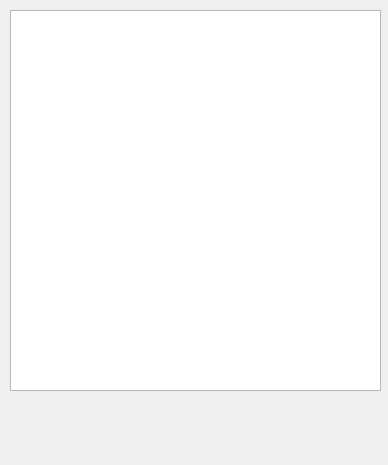
Qt form Pharmacy/medicines/medicinesform.ui (kokos34/Pharmacy) before a commit.
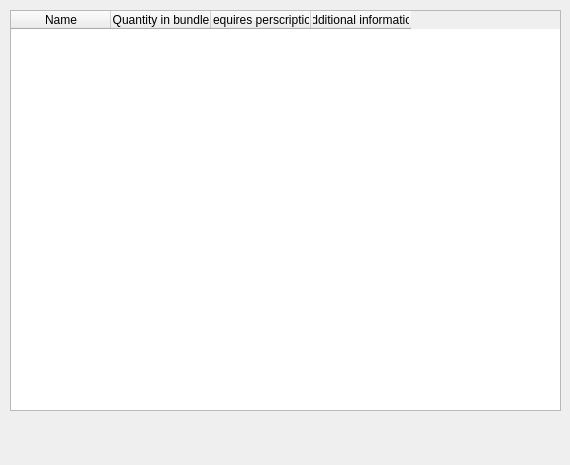
The same form after that commit.

```diff
--- a/Pharmacy/medicines/medicinesform.ui
+++ b/Pharmacy/medicines/medicinesform.ui
@@ -6,7 +6,7 @@
    <rect>
     <x>0</x>
     <y>0</y>
-    <width>388</width>
+    <width>570</width>
     <height>465</height>
    </rect>
   </property>
@@ -18,10 +18,30 @@
     <rect>
      <x>10</x>
      <y>10</y>
-     <width>371</width>
-     <height>381</height>
+     <width>551</width>
+     <height>401</height>
     </rect>
    </property>
+   <column>
+    <property name="text">
+     <string>Name</string>
+    </property>
+   </column>
+   <column>
+    <property name="text">
+     <string>Quantity in bundle</string>
+    </property>
+   </column>
+   <column>
+    <property name="text">
+     <string>Requires perscription</string>
+    </property>
+   </column>
+   <column>
+    <property name="text">
+     <string>Additional information</string>
+    </property>
+   </column>
   </widget>
  </widget>
  <resources/>
```
Left out of the diff: 2 changed lines with no effect on the pictures.
